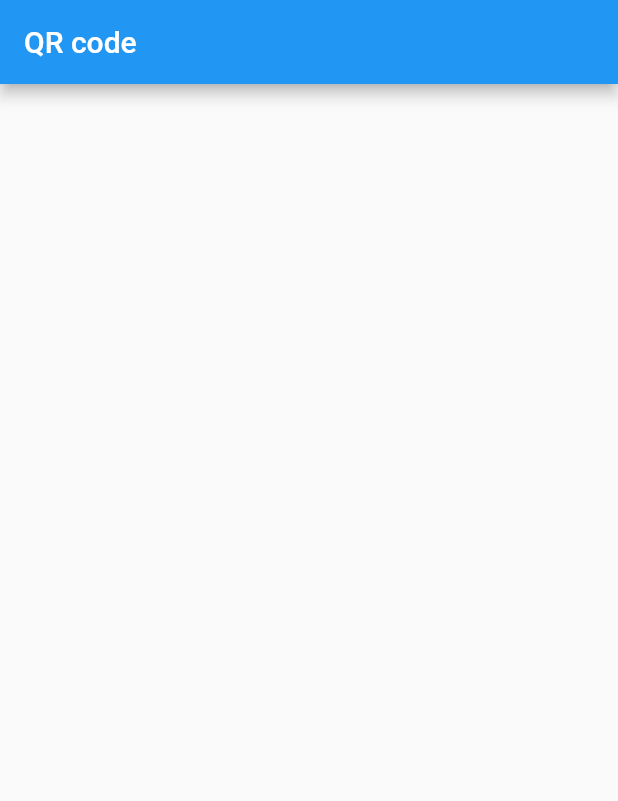
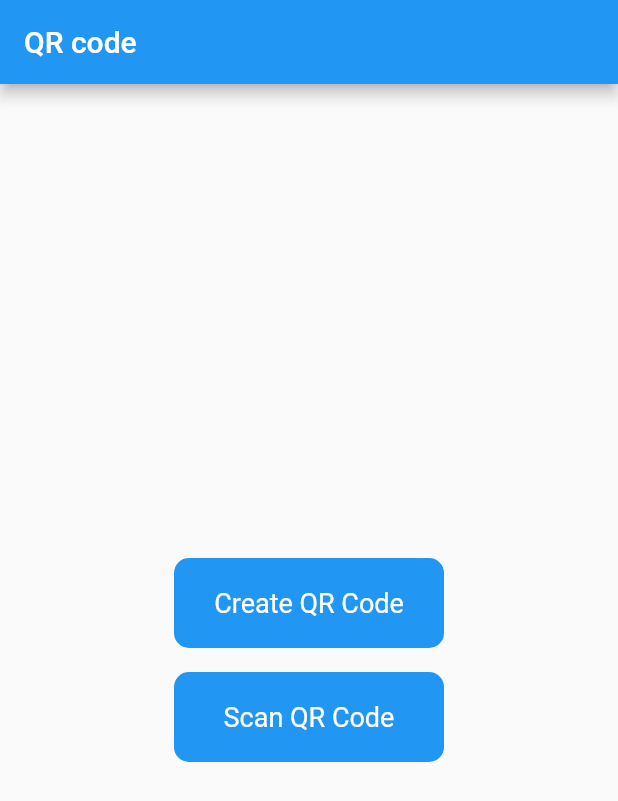
Before and after one commit to KasarAkash/QR-code-app, a Flutter app: the screen it shows after launch, on a phone screen of 412 x 824 dp. Shown: the top 801 px of the screen. Run offline on Flutter 3.47's test engine with Material 2 defaults, Android fonts, the phone set to English and light mode, and no system bars.

Commit message:
HomePage is done

```diff
--- a/lib/Pages/HomePage.dart
+++ b/lib/Pages/HomePage.dart
@@ -1,6 +1,7 @@
-// ignore_for_file: file_names, prefer_const_constructors
+// ignore_for_file: file_names, prefer_const_constructors, prefer_const_literals_to_create_immutables
 
 import 'package:flutter/material.dart';
+import 'package:qr_code_app/Widgets/MyButton.dart';
 
 class HomePage extends StatefulWidget {
   const HomePage({Key? key}) : super(key: key);
@@ -16,6 +17,21 @@ class _HomePageState extends State<HomePage> {
       appBar: AppBar(
         title: Text('QR code'),
       ),
+      body: Center(
+        child: Column(
+          mainAxisSize: MainAxisSize.min,
+          children: [
+            InkWell(
+              onTap: () {},
+              child: Button(title: "Create QR Code"),
+            ),
+            InkWell(
+              onTap: () {},
+              child: Button(title: "Scan QR Code"),
+            ),
+          ],
+        ),
+      ),
     );
   }
 }
--- /dev/null
+++ b/lib/Widgets/MyButton.dart
@@ -0,0 +1,30 @@
+// ignore_for_file: file_names, prefer_typing_uninitialized_variables, prefer_const_constructors
+
+import 'package:flutter/material.dart';
+
+class Button extends StatelessWidget {
+  final title;
+  const Button({Key? key, this.title}) : super(key: key);
+
+  @override
+  Widget build(BuildContext context) {
+    return Container(
+      height: 60,
+      width: 180,
+      margin: const EdgeInsets.all(8),
+      decoration: BoxDecoration(
+        color: Colors.blue,
+        borderRadius: BorderRadius.circular(10),
+      ),
+      child: Center(
+        child: Text(
+          title,
+          style: TextStyle(
+            color: Colors.white,
+            fontSize: 18,
+          ),
+        ),
+      ),
+    );
+  }
+}
--- a/lib/main.dart
+++ b/lib/main.dart
@@ -12,7 +12,8 @@ class MyApp extends StatelessWidget {
   @override
   Widget build(BuildContext context) {
     return MaterialApp(
-      title: 'Flutter Demo',
+      title: 'Flutter App',
+      debugShowCheckedModeBanner: false,
       theme: ThemeData(
         primarySwatch: Colors.blue,
       ),
```
Also changed, not shown: pubspec.yaml (+4 -12 lines), pubspec.lock.
